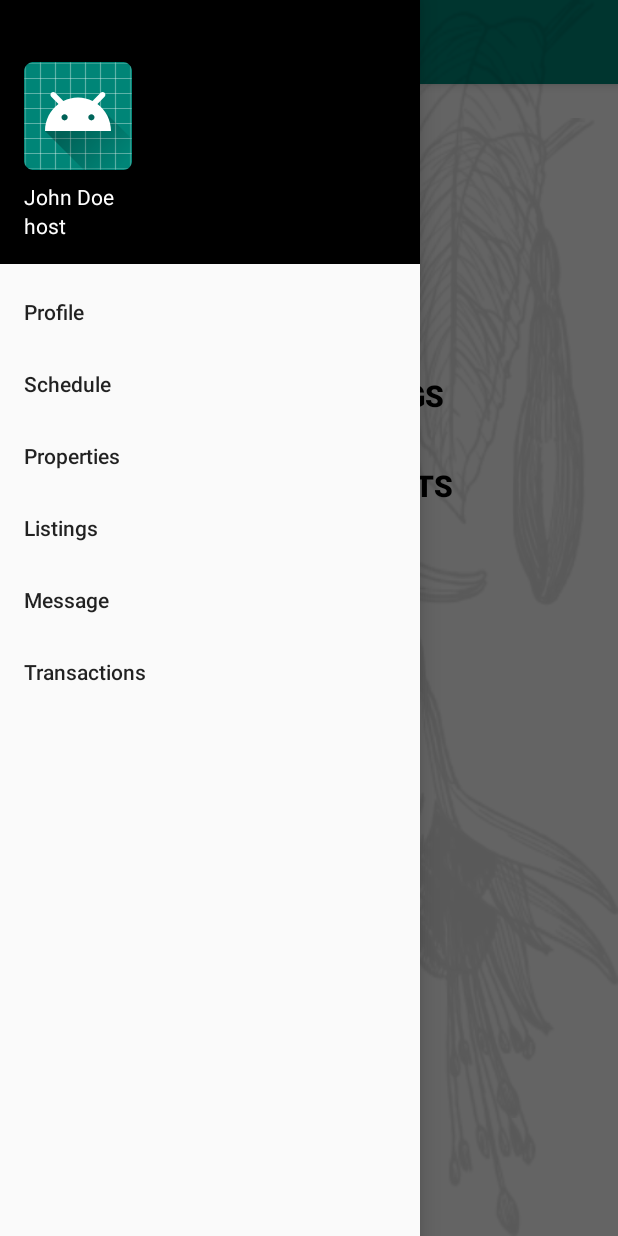
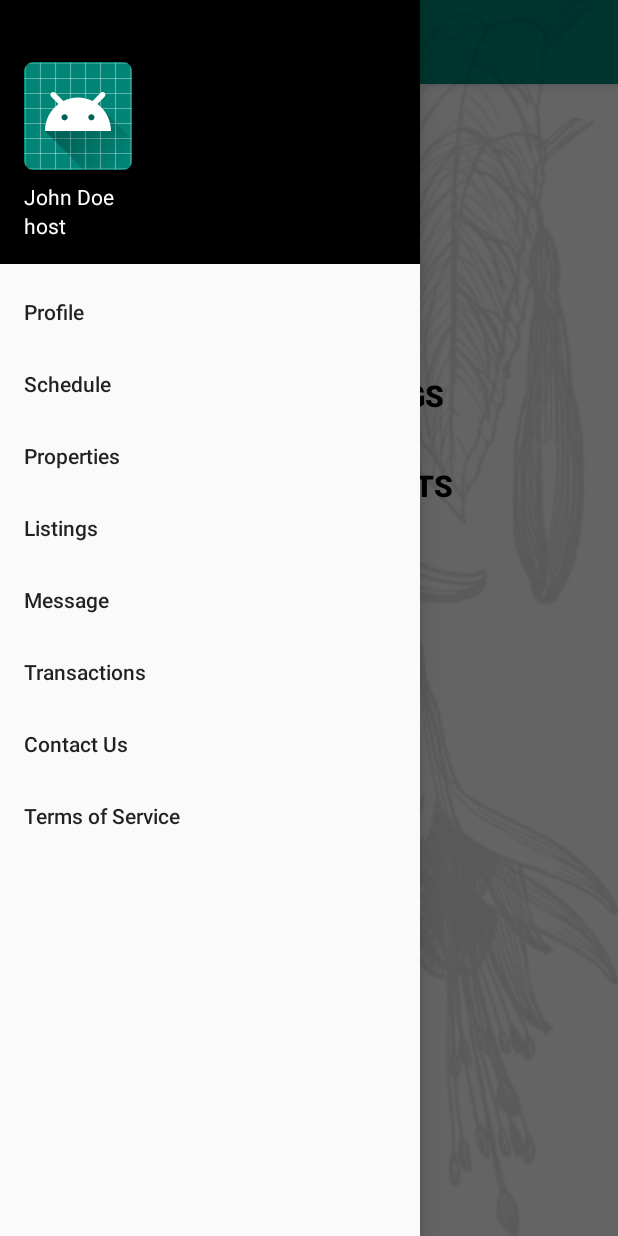
Before and after one commit to blakerd/CleaningHouse, an Android app: the CleanersHomeScreen screen opened directly, with no data from a screen before it, with the side drawer open, on a phone screen of 412 x 824 dp. Run offline under Robolectric (Android 15) with nearby library versions, the phone set to English and light mode, and no system bars.

Commit message:
more Demo

```diff
--- a/CleaningHouse-master/app/src/main/res/menu/drawer_menu.xml
+++ b/CleaningHouse-master/app/src/main/res/menu/drawer_menu.xml
@@ -17,6 +17,10 @@
             android:title="Message" />
         <item android:id="@+id/transactions"
             android:title="Transactions" />
+        <item android:id="@+id/contacts"
+            android:title="Contact Us" />
+        <item android:id="@+id/termsOfService"
+            android:title="Terms of Service" />
 
     </group>
 </menu>
```
Also changed, not shown: 118 other files.
